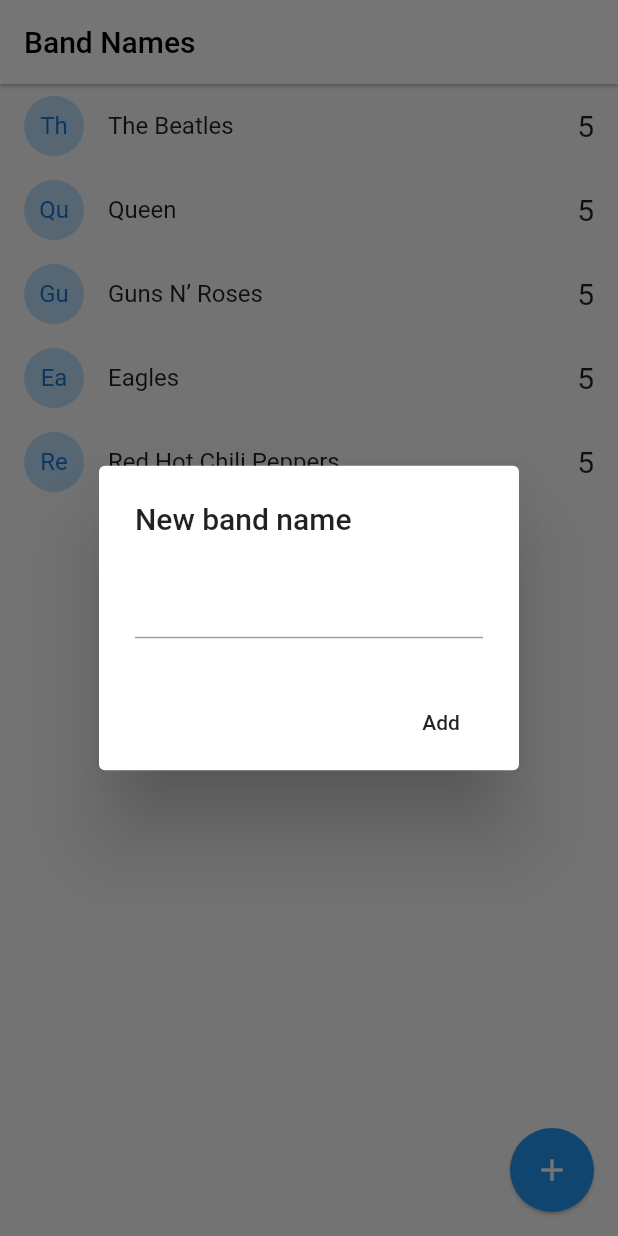
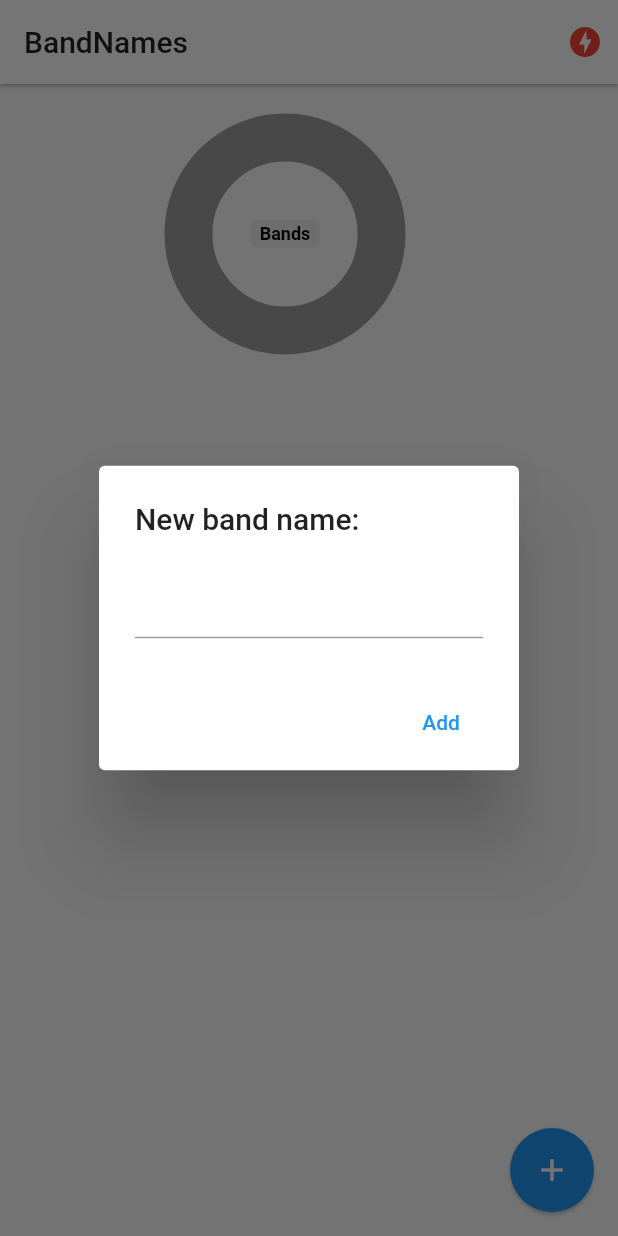
Before and after one commit to themisterbondy/flutter-bandnames-socket, a Flutter app: the screen it shows after launch, after a tap on the "add" icon, on a phone screen of 412 x 824 dp. Run offline on Flutter 3.47's test engine with Material 2 defaults, Android fonts, the phone set to English and light mode, and no system bars; drawn by our look-alikes of pie_chart; our stand-ins replace socket_io_client; network calls fail.

```diff
--- a/lib/main.dart
+++ b/lib/main.dart
@@ -1,18 +1,26 @@
-import 'package:band_names/pages/home_page.dart';
+import 'package:band_names/pages/status.dart';
+import 'package:band_names/services/socket_services.dart';
 import 'package:flutter/material.dart';
+
+import 'package:band_names/pages/home.dart';
+import 'package:provider/provider.dart';
 
 void main() => runApp(MyApp());
 
 class MyApp extends StatelessWidget {
   @override
   Widget build(BuildContext context) {
-    return MaterialApp(
+    return MultiProvider(
+      providers: [ChangeNotifierProvider(create: (_) => SocketServices())],
+      child: MaterialApp(
         debugShowCheckedModeBanner: false,
         title: 'Material App',
         initialRoute: 'home',
         routes: {
           'home': (_) => HomePage(),
+          'status': (_) => StatusPage(),
         },
+      ),
     );
   }
 }
--- a/lib/models/band.dart
+++ b/lib/models/band.dart
@@ -1,18 +1,13 @@
-class Band{
+class Band {
   String id;
   String name;
   int votes;
 
-  Band({
-    this.id,
-    this.name,
-    this.votes
-  });
+  Band({this.id, this.name, this.votes});
 
-  factory Band.fromMap(Map<String,dynamic> obj) =>
-   Band(
-     id: obj['id'],
-     name: obj['name'],
-     votes: obj['votes']
-     );
+  factory Band.fromMap(Map<String, dynamic> obj) => Band(
+        id: obj.containsKey('id') ? obj['id'] : 'no-id',
+        name: obj.containsKey('id') ? obj['name'] : 'no-name',
+        votes: obj.containsKey('id') ? obj['votes'] : 'no-votes',
+      );
 }
--- /dev/null
+++ b/lib/pages/home.dart
@@ -0,0 +1,182 @@
+import 'dart:io';
+
+import 'package:band_names/services/socket_services.dart';
+import 'package:flutter/cupertino.dart';
+import 'package:flutter/material.dart';
+
+import 'package:band_names/models/band.dart';
+import 'package:pie_chart/pie_chart.dart';
+import 'package:provider/provider.dart';
+
+class HomePage extends StatefulWidget {
+  @override
+  _HomePageState createState() => _HomePageState();
+}
+
+class _HomePageState extends State<HomePage> {
+  List<Band> bands = [
+    // Band(id: '1', name: 'Metallica', votes: 5),
+    // Band(id: '2', name: 'Queen', votes: 1),
+    // Band(id: '3', name: 'Héroes del Silencio', votes: 2),
+    // Band(id: '4', name: 'Bon Jovi', votes: 5),
+  ];
+
+  @override
+  void initState() {
+    final socketServices = Provider.of<SocketServices>(context, listen: false);
+
+    socketServices.socket.on('active-bands', _handleAtiveBands);
+    super.initState();
+  }
+
+  _handleAtiveBands(dynamic payload) {
+    this.bands = (payload as List).map((band) => Band.fromMap(band)).toList();
+    setState(() {});
+  }
+
+  @override
+  void dispose() {
+    final socketServices = Provider.of<SocketServices>(context, listen: false);
+    socketServices.socket.off('active-bands');
+    super.dispose();
+  }
+
+  @override
+  Widget build(BuildContext context) {
+    final socketServices = Provider.of<SocketServices>(context);
+    return Scaffold(
+      appBar: AppBar(
+        title: Text('BandNames', style: TextStyle(color: Colors.black87)),
+        backgroundColor: Colors.white,
+        elevation: 1,
+        actions: [
+          Container(
+            margin: EdgeInsets.only(right: 10),
+            child: (socketServices.serverStatus == ServerStatus.Online)
+                ? Icon(Icons.check_circle, color: Colors.blue[300])
+                : Icon(Icons.offline_bolt, color: Colors.red),
+          )
+        ],
+      ),
+      body: Column(
+        children: [
+          _showGraph(),
+          Expanded(
+            child: ListView.builder(
+                itemCount: bands.length,
+                itemBuilder: (context, i) => _bandTile(bands[i])),
+          )
+        ],
+      ),
+      floatingActionButton: FloatingActionButton(
+          child: Icon(Icons.add), elevation: 1, onPressed: addNewBand),
+    );
+  }
+
+  Widget _bandTile(Band band) {
+    final socketServices = Provider.of<SocketServices>(context, listen: false);
+
+    return Dismissible(
+      key: Key(band.id),
+      direction: DismissDirection.startToEnd,
+      onDismissed: (_) =>
+          socketServices.socket.emit('delete-band', {'id': band.id}),
+      background: Container(
+          padding: EdgeInsets.only(left: 8.0),
+          color: Colors.red,
+          child: Align(
+            alignment: Alignment.centerLeft,
+            child: Text('Delete Band', style: TextStyle(color: Colors.white)),
+          )),
+      child: ListTile(
+        leading: CircleAvatar(
+          child: Text(band.name.substring(0, 2)),
+          backgroundColor: Colors.blue[100],
+        ),
+        title: Text(band.name),
+        trailing: Text('${band.votes}', style: TextStyle(fontSize: 20)),
+        onTap: () {
+          socketServices.socket.emit('vote-band', {'id': band.id});
+          print(band.id);
+        },
+      ),
+    );
+  }
+
+  addNewBand() {
+    final textController = new TextEditingController();
+
+    if (Platform.isAndroid) {
+      // Android
+      return showDialog(
+        context: context,
+        builder: (_) => AlertDialog(
+          title: Text('New band name:'),
+          content: TextField(
+            controller: textController,
+          ),
+          actions: <Widget>[
+            MaterialButton(
+                child: Text('Add'),
+                elevation: 5,
+                textColor: Colors.blue,
+                onPressed: () => addBandToList(textController.text))
+          ],
+        ),
+      );
+    }
+
+    showCupertinoDialog(
+        context: context,
+        builder: (_) => CupertinoAlertDialog(
+              title: Text('New band name:'),
+              content: CupertinoTextField(
+                controller: textController,
+              ),
+              actions: <Widget>[
+                CupertinoDialogAction(
+                    isDefaultAction: true,
+                    child: Text('Add'),
+                    onPressed: () => addBandToList(textController.text)),
+                CupertinoDialogAction(
+                    isDestructiveAction: true,
+                    child: Text('Dismiss'),
+                    onPressed: () => Navigator.pop(context))
+              ],
+            ));
+  }
+
+  void addBandToList(String name) {
+    print(name);
+    final socketServices = Provider.of<SocketServices>(context, listen: false);
+    if (name.length > 1) {
+      // Podemos agregar
+      socketServices.socket.emit('add-band', {'name': name});
+    }
+
+    Navigator.pop(context);
+  }
+
+  Widget _showGraph() {
+    Map<String, double> dataMap = new Map();
+
+    bands.forEach((band) {
+      dataMap.putIfAbsent(band.name, () => band.votes.toDouble());
+    });
+
+    return Container(
+      width: double.infinity,
+      height: 200,
+      child: PieChart(
+        dataMap: dataMap,
+        animationDuration: Duration(milliseconds: 800),
+        chartLegendSpacing: 32,
+        chartRadius: MediaQuery.of(context).size.width / 3.2,
+        initialAngleInDegree: 0,
+        chartType: ChartType.ring,
+        ringStrokeWidth: 32,
+        centerText: "Bands",
+      ),
+    );
+  }
+}
--- /dev/null
+++ b/lib/services/socket_services.dart
@@ -0,0 +1,33 @@
+import 'package:flutter/cupertino.dart';
+
+import 'package:socket_io_client/socket_io_client.dart' as IO;
+
+enum ServerStatus { Online, Offline, Connecting }
+
+class SocketServices with ChangeNotifier {
+  ServerStatus _serverStatus = ServerStatus.Connecting;
+  IO.Socket _socket;
+  ServerStatus get serverStatus => this._serverStatus;
+  IO.Socket get socket => this._socket;
+  Function get emit => this._socket.emit;
+  SocketServices() {
+    this._initConfig();
+  }
+  void _initConfig() {
+    this._socket = IO.io('http://192.168.0.3:3000/', {
+      'transports': ['websocket'],
+      'autoConnect': true,
+    });
+    this._socket.on('connect', (_) {
+      print('connect');
+      this._serverStatus = ServerStatus.Online;
+      notifyListeners();
+    });
+
+    this._socket.on('disconnect', (_) {
+      print('disconnect');
+      this._serverStatus = ServerStatus.Offline;
+      notifyListeners();
+    });
+  }
+}
--- a/pubspec.yaml
+++ b/pubspec.yaml
@@ -28,6 +28,9 @@ dependencies:
   # The following adds the Cupertino Icons font to your application.
   # Use with the CupertinoIcons class for iOS style icons.
   cupertino_icons: ^0.1.3
+  socket_io_client: ^0.9.11
+  provider: ^4.3.2+2
+  pie_chart: ^4.0.1
 
 dev_dependencies:
   flutter_test:
```
Also changed, not shown: lib/pages/status.dart (added, +24 -0 lines), pubspec.lock, 1 other file. Lines whose indentation alone changed are shown as unchanged.
